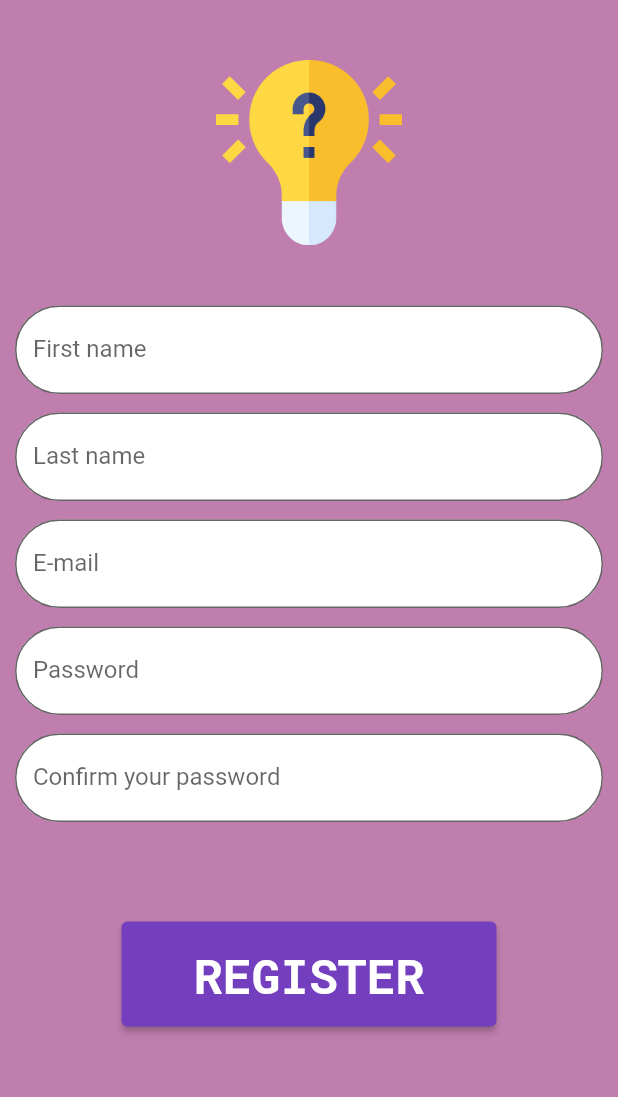
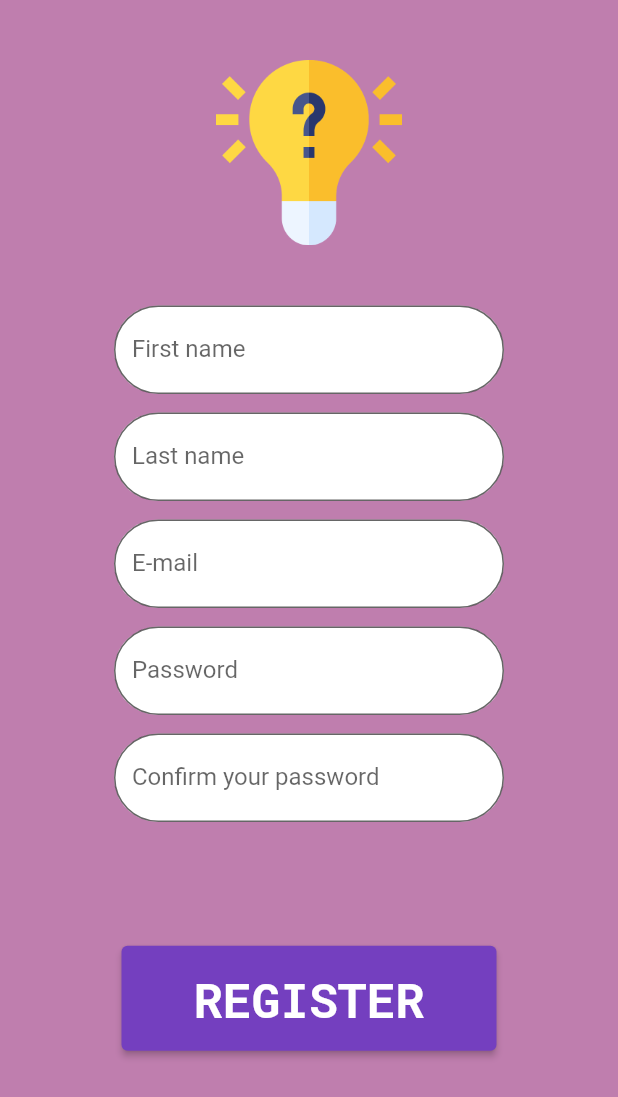
Before and after one commit to nagaoka-thiago/quiz_snowman_app, a Flutter app: the RegisterPageWidget screen opened directly, on a phone screen of 412 x 824 dp. Shown: the top 1097 px of the screen. Run offline on Flutter 3.47's test engine with Material 2 defaults, Android fonts, the phone set to English and light mode, and no system bars; our stand-ins replace cloud_firestore, curved_navigation_bar, dio, firebase_core, google_fonts; missing offline and left inert: multiselect; accounts and stored records are empty.

Commit message:
register
register page update

```diff
--- a/lib/main.dart
+++ b/lib/main.dart
@@ -1,7 +1,7 @@
 import 'package:firebase_core/firebase_core.dart';
 import 'package:flutter/material.dart';
 import 'package:quiz_snowman_app/pages/main_page.dart';
-
+import 'package:quiz_snowman_app/pages/register_page.dart';
 import 'pages/login_page.dart';
 
 void main() async {
@@ -18,7 +18,7 @@ class MyApp extends StatelessWidget {
   Widget build(BuildContext context) {
     return const MaterialApp(
       debugShowCheckedModeBanner: false,
-      home: MainPage(),
+      home: RegisterPageWidget(),
     );
   }
 }
--- a/lib/pages/register_page.dart
+++ b/lib/pages/register_page.dart
@@ -54,10 +54,8 @@ class _RegisterPageWidgetState extends State<RegisterPageWidget> {
 
     return SafeArea(
       child: Scaffold(
-          body: SingleChildScrollView(
-        child: Container(
-          height: MediaQuery.of(context).size.height,
-          color: const Color.fromARGB(255, 191, 126, 174),
+        backgroundColor:  const Color.fromARGB(255, 191, 126, 174),
+          body: Center(
             child: Column(
               children: [
                 Padding(
@@ -66,7 +64,7 @@ class _RegisterPageWidgetState extends State<RegisterPageWidget> {
                         height: (MediaQuery.of(context).size.height - bottom) *
                             0.15)),
                 SizedBox(
-                width: MediaQuery.of(context).size.width,
+                  width: 280,
                   child: Container(
                     padding: const EdgeInsets.only(left: 10, right: 10),
                     child: TextField(
@@ -85,7 +83,7 @@ class _RegisterPageWidgetState extends State<RegisterPageWidget> {
                     height:
                         (MediaQuery.of(context).size.height - bottom) * 0.015),
                 SizedBox(
-                width: MediaQuery.of(context).size.width,
+                  width: 280,
                   child: Container(
                     padding: const EdgeInsets.only(left: 10, right: 10),
                     child: TextField(
@@ -104,7 +102,7 @@ class _RegisterPageWidgetState extends State<RegisterPageWidget> {
                     height:
                         (MediaQuery.of(context).size.height - bottom) * 0.015),
                 SizedBox(
-                width: MediaQuery.of(context).size.width,
+                  width: 280,
                   child: Container(
                     padding: const EdgeInsets.only(left: 10, right: 10),
                     child: TextField(
@@ -123,7 +121,7 @@ class _RegisterPageWidgetState extends State<RegisterPageWidget> {
                     height:
                         (MediaQuery.of(context).size.height - bottom) * 0.015),
                 SizedBox(
-                width: MediaQuery.of(context).size.width,
+                  width: 280,
                   child: Container(
                     padding: const EdgeInsets.only(left: 10, right: 10),
                     child: TextField(
@@ -143,7 +141,7 @@ class _RegisterPageWidgetState extends State<RegisterPageWidget> {
                     height:
                         (MediaQuery.of(context).size.height - bottom) * 0.015),
                 SizedBox(
-                width: MediaQuery.of(context).size.width,
+                  width: 280,
                   child: Container(
                     padding: const EdgeInsets.only(left: 10, right: 10),
                     child: TextField(
@@ -161,10 +159,8 @@ class _RegisterPageWidgetState extends State<RegisterPageWidget> {
                 ),
                 SizedBox(
                     height:
-                      (MediaQuery.of(context).size.height - bottom) * 0.015),
-              Container(
-                  margin: const EdgeInsets.only(top: 54, bottom: 20),
-                  child: GlobalButton(
+                        (MediaQuery.of(context).size.height - bottom) * 0.1),
+                GlobalButton(
                   text: 'REGISTER',
                   onPressed: () async {
                     try {
@@ -244,9 +240,8 @@ class _RegisterPageWidgetState extends State<RegisterPageWidget> {
                       ScaffoldMessenger.of(context).showSnackBar(snackBar);
                     }
                   },
-                  ))
+                )
               ],
-          ),
             ),
           )),
     );
--- a/lib/widgets/mainpage_widgets/botton_navegation_bar.dart
+++ b/lib/widgets/mainpage_widgets/botton_navegation_bar.dart
@@ -12,6 +12,8 @@ class BottonNavegationBarGlobal extends StatelessWidget {
         Icon(Icons.quiz, size: 50, color: Color.fromARGB(255, 152, 94, 191),),
         Icon(Icons.person, size: 50, color: Color.fromARGB(255, 152, 94, 191),)
       ],
+      buttonBackgroundColor: const Color.fromARGB(255, 242, 169, 80),
+      color: const Color.fromARGB(255, 242, 169, 80),
     );
   }
 }
--- a/lib/widgets/mainpage_widgets/main_body.dart
+++ b/lib/widgets/mainpage_widgets/main_body.dart
@@ -97,6 +97,7 @@ class _MainPageBodyState extends State<MainPageBody> {
                       whenEmpty: 'Categories',
                       decoration: InputDecoration(
                         filled: true,
+                        iconColor: const Color.fromARGB(255, 242, 169, 80),
                         counterStyle: GoogleFonts.robotoMono(
                             fontWeight: FontWeight.bold,
                             fontSize: 20,
@@ -139,6 +140,7 @@ class _MainPageBodyState extends State<MainPageBody> {
                               width: 100,
                               child: DropdownButton(
                                 value: selectedDifficulty,
+                                iconEnabledColor: const Color.fromARGB(255, 242, 169, 80),
                                 alignment: AlignmentDirectional.center,
                                 style: (GoogleFonts.robotoMono(
                                   fontWeight: FontWeight.normal,
@@ -175,6 +177,7 @@ class _MainPageBodyState extends State<MainPageBody> {
                               width: 50,
                               child: DropdownButton(
                                 value: selectedQuestions,
+                                iconEnabledColor: const Color.fromARGB(255, 242, 169, 80),
                                 alignment: AlignmentDirectional.center,
                                 style: (GoogleFonts.robotoMono(
                                   fontWeight: FontWeight.normal,
```
Also changed, not shown: lib/pages/login_page.dart (line endings or trailing spaces). Lines whose indentation alone changed are shown as unchanged.
